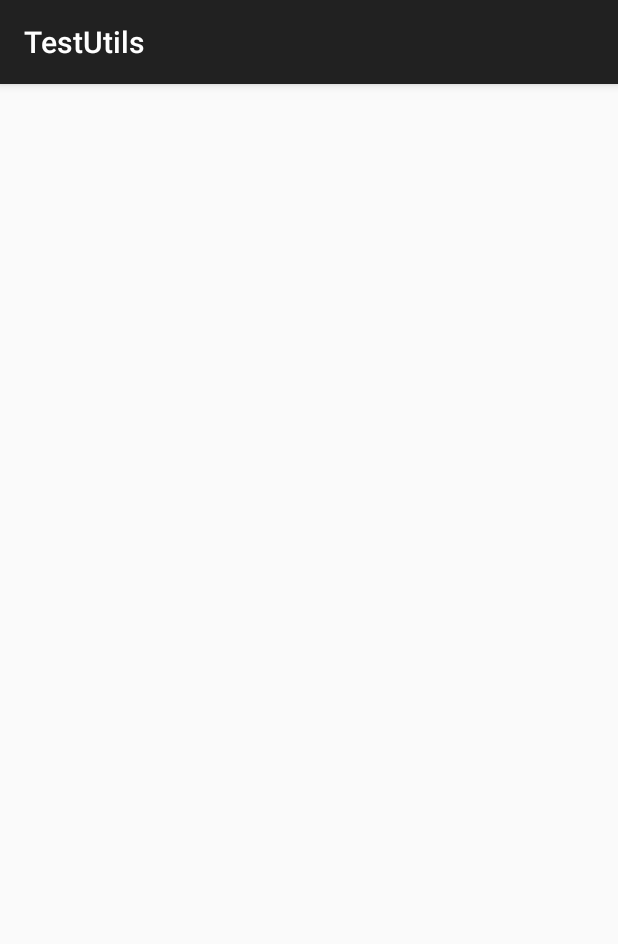
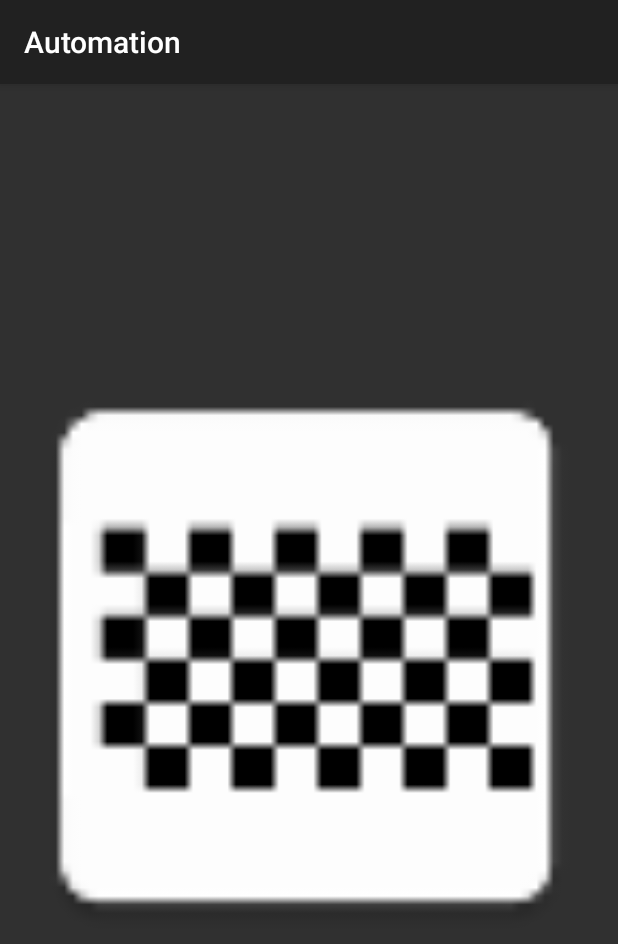
Before and after one commit to aaronrubin901/TestUtils, an Android app: the ImageViewerActivity screen opened directly, with no data from a screen before it, on a phone screen of 412 x 824 dp. Shown: the top 944 px of the screen. Run offline under Robolectric (Android 15) with nearby library versions, the phone set to English and light mode, and no system bars.

Commit message:
added image viewer activity

```diff
--- a/app/build.gradle
+++ b/app/build.gradle
@@ -8,7 +8,7 @@ android {
         minSdkVersion 17
         targetSdkVersion 21
         versionCode 1
-        versionName "1.4"
+        versionName "1.5"
     }
     buildTypes {
         release {
--- a/app/src/main/AndroidManifest.xml
+++ b/app/src/main/AndroidManifest.xml
@@ -62,12 +62,13 @@
 
         <activity
             android:name=".ImageViewerActivity"
-            android:exported="true"></activity>
+            android:exported="true" />
 
         <service
             android:name=".IsNotificationAcceesEnabled"
             android:enabled="true"
-            android:exported="true"></service>
+            android:exported="true" />
+
     </application>
 
 </manifest>
--- a/app/src/main/java/com/screenovate/automation/ImageViewerActivity.java
+++ b/app/src/main/java/com/screenovate/automation/ImageViewerActivity.java
@@ -1,19 +1,7 @@
 package com.screenovate.automation;
 
-import android.Manifest;
-import android.app.Activity;
-import android.content.pm.PackageManager;
-import android.graphics.Bitmap;
-import android.graphics.BitmapFactory;
-import android.os.Build;
-import android.os.Environment;
-import android.support.v4.app.ActivityCompat;
 import android.support.v7.app.AppCompatActivity;
 import android.os.Bundle;
-import android.util.Log;
-import android.view.View;
-import android.widget.ImageView;
-import android.widget.LinearLayout;
 
 public class ImageViewerActivity extends AppCompatActivity {
     public static final String TAG = "IMAGEVIEWERLOG";
@@ -21,14 +9,7 @@ public class ImageViewerActivity extends AppCompatActivity {
     @Override
     protected void onCreate(Bundle savedInstanceState) {
         super.onCreate(savedInstanceState);
-        setContentView(R.layout.activity_main);
-
-        String imagePath = Environment.getExternalStorageDirectory().toString() + "checkerboard.bmp";
-        Log.i(TAG, imagePath);
-        Bitmap bitmap = BitmapFactory.decodeFile(imagePath);
-        ImageView jpgView = (ImageView)findViewById(R.id.imageView);
-        jpgView.setImageBitmap(bitmap);
-
-            }
+        setContentView(R.layout.image_viewer);
+    }
 
         }
--- a/app/src/main/res/layout/activity_main.xml
+++ /dev/null
@@ -1,12 +0,0 @@
-<?xml version="1.0" encoding="utf-8"?>
-<LinearLayout xmlns:android="http://schemas.android.com/apk/res/android"
-    android:layout_width="match_parent"
-    android:layout_height="match_parent"
-    android:gravity="center">
-
-    <ImageView
-        android:id="@+id/imageView"
-        android:layout_width="wrap_content"
-        android:layout_height="wrap_content"/>
-
-</LinearLayout>
--- /dev/null
+++ b/app/src/main/res/layout/image_viewer.xml
@@ -0,0 +1,16 @@
+<?xml version="1.0" encoding="utf-8"?>
+<LinearLayout xmlns:android="http://schemas.android.com/apk/res/android"
+    android:layout_width="match_parent"
+    android:layout_height="match_parent"
+    android:gravity="center">
+
+    <ImageView
+        android:layout_width="match_parent"
+        android:layout_height="match_parent"
+        android:src="@mipmap/ic_launcher"
+        android:id="@+id/imageView2"
+        android:adjustViewBounds="true"
+        android:background="@color/background_material_dark"
+        android:contentDescription="" />
+
+</LinearLayout>
--- a/app/src/main/res/values/strings.xml
+++ b/app/src/main/res/values/strings.xml
@@ -1,5 +1,5 @@
 <resources>
-    <string name="app_name">TestUtils</string>
+    <string name="app_name">Automation</string>
     <string name="title_activity_test">TestActivity</string>
 
     <string name="hello_world">Hello world!</string>
```
Also changed, not shown: app/src/main/java/com/screenovate/automation/TestActivity.java (+73 -1 lines), app/src/main/res/layout/testactivity.xml (added, +17 -0 lines), app/src/main/checkerboard_image-web.png (added).
